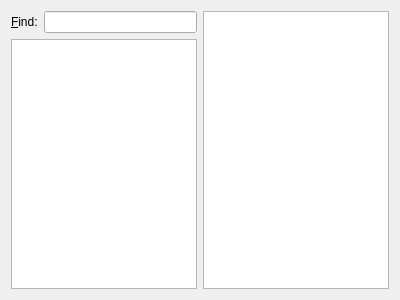
madnight/chessx, file src/gui/playerlistwidget.ui: the form before one commit.
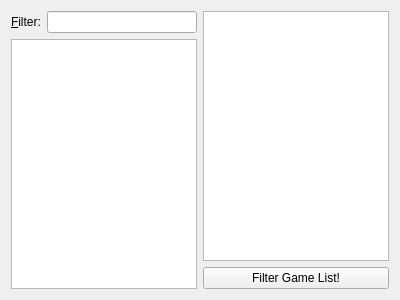
The form after the commit.

Patch:
```diff
--- a/src/gui/playerlistwidget.ui
+++ b/src/gui/playerlistwidget.ui
@@ -21,7 +21,7 @@
        <item>
         <widget class="QLabel" name="label">
          <property name="text">
-          <string>&amp;Find:</string>
+          <string>&amp;Filter:</string>
          </property>
          <property name="buddy">
           <cstring>filterEdit</cstring>
@@ -39,7 +39,18 @@
     </layout>
    </item>
    <item>
-    <widget class="QTextBrowser" name="playerView"/>
+    <layout class="QVBoxLayout" name="verticalLayout_2">
+     <item>
+      <widget class="QTextBrowser" name="playerView"/>
+     </item>
+     <item>
+      <widget class="QPushButton" name="filterDatabase">
+       <property name="text">
+        <string>Filter Game List!</string>
+       </property>
+      </widget>
+     </item>
+    </layout>
    </item>
   </layout>
  </widget>
```
Left out of the diff: 9 changed lines with no effect on the pictures.
